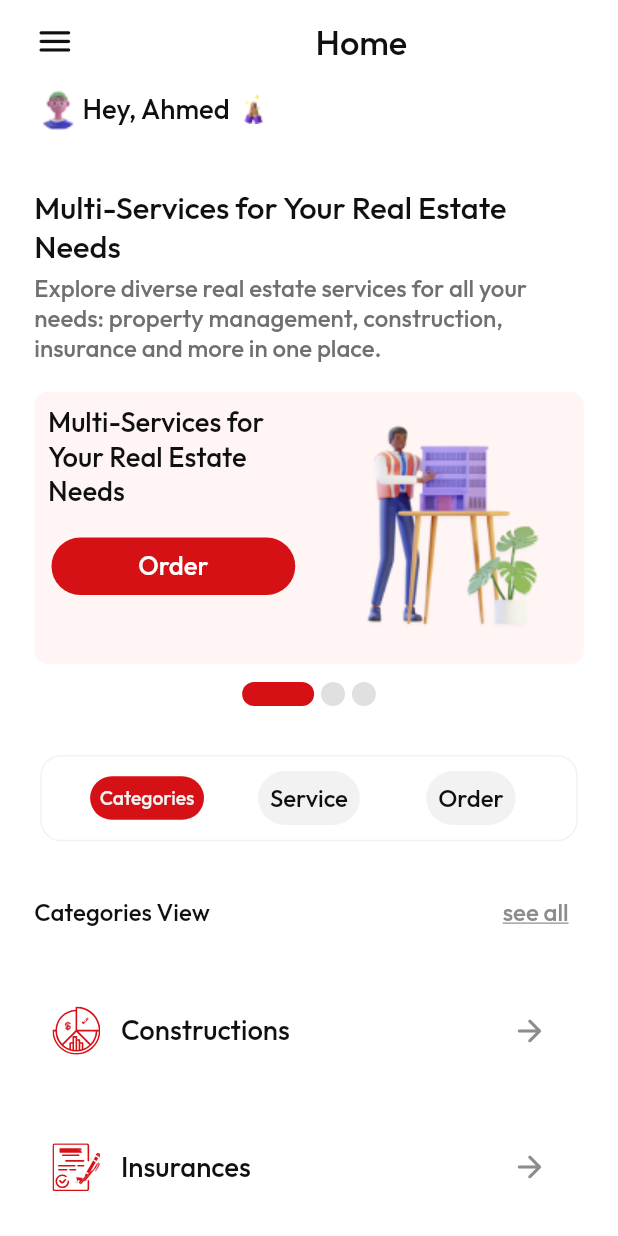
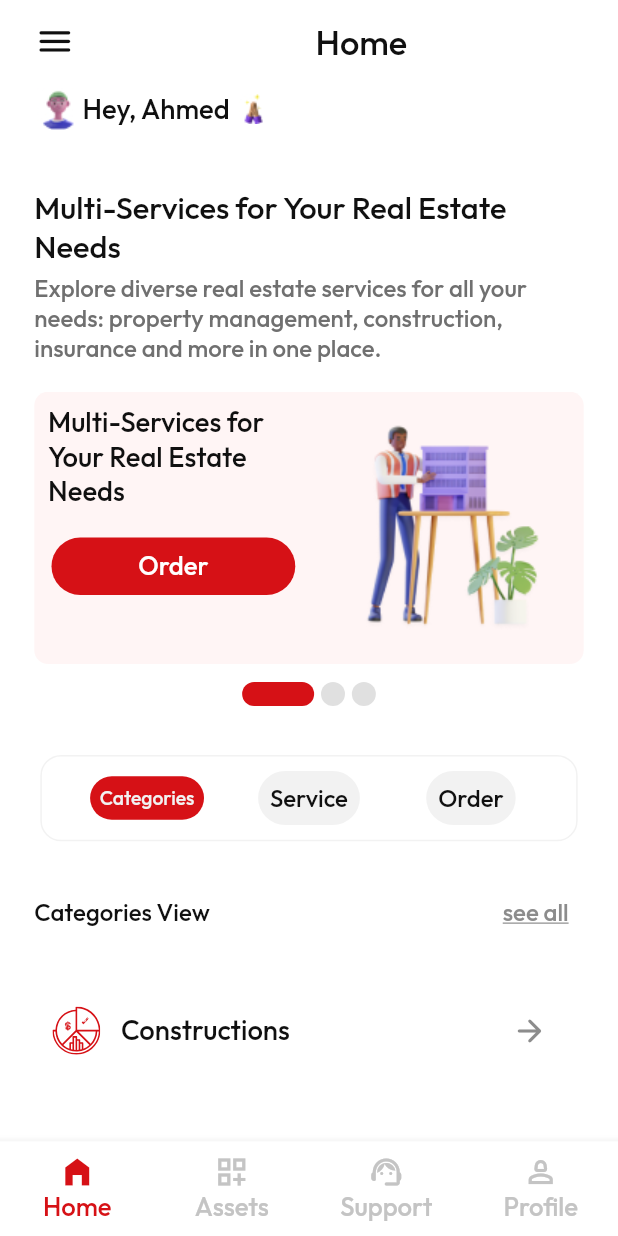
Before and after one commit to aliabdelmoaty/task, a Flutter app: the screen it shows after launch, on a phone screen of 412 x 824 dp. Run offline on Flutter 3.47's test engine with Material 2 defaults, Android fonts, the phone set to English and light mode, and no system bars; drawn by our look-alikes of smooth_page_indicator; our stand-ins replace flutter_screenutil, flutter_svg.

Commit message:
Design finished

```diff
--- a/lib/home/view/category_screen.dart
+++ b/lib/home/view/category_screen.dart
@@ -9,7 +9,9 @@ class CategoryScreen extends StatelessWidget {
 
   @override
   Widget build(BuildContext context) {
-    return Column(
+    return SingleChildScrollView(
+      physics: const NeverScrollableScrollPhysics(),
+      child: Column(
         children: [
           Row(
             children: [
@@ -35,7 +37,7 @@ class CategoryScreen extends StatelessWidget {
           SizedBox(
             height: 16.h,
           ),
-         ItemCardCategory(
+          const ItemCardCategory(
             assetName: Assets.imagesConstructions,
             text: 'Constructions',
           ),
@@ -68,6 +70,7 @@ class CategoryScreen extends StatelessWidget {
             text: 'Accounting Services',
           )
         ],
+      ),
     );
   }
 }
--- a/lib/home/view/custom_Tab_Bar.dart
+++ b/lib/home/view/custom_Tab_Bar.dart
@@ -28,7 +28,15 @@ class _CustomTabBarState extends State<CustomTabBar>
 
   @override
   Widget build(BuildContext context) {
-    return Column(
+    return SizedBox(
+      height: selectedChoice == 'Categories'
+          ? 470.h
+          : selectedChoice == 'Service'
+              ? 100.h
+              : selectedChoice == 'Order'
+                  ? 400.h
+                  : null,
+      child: Column(
         children: [
           Card(
             color: Colors.white,
@@ -89,14 +97,15 @@ class _CustomTabBarState extends State<CustomTabBar>
             child: TabBarView(
               physics: const NeverScrollableScrollPhysics(),
               controller: _tabController,
-            children: const [
-              CategoryScreen(),
-              Service(),
-              Order(),
+              children: [
+                SizedBox(height: 150.h, child: const CategoryScreen()),
+                const Service(),
+                const Order(),
               ],
             ),
           ),
         ],
+      ),
     );
   }
 
--- a/lib/home/view/home_screen.dart
+++ b/lib/home/view/home_screen.dart
@@ -1,4 +1,5 @@
 import 'package:flutter/material.dart';
+import 'package:flutter/services.dart';
 import 'package:flutter_screenutil/flutter_screenutil.dart';
 import 'package:task/home/view/home_screen_body.dart';
 
@@ -12,6 +13,8 @@ class HomeScreen extends StatelessWidget {
     return Scaffold(
       backgroundColor: Colors.white,
       appBar: AppBar(
+        systemOverlayStyle:
+            const SystemUiOverlayStyle(statusBarColor: Colors.white),
         backgroundColor: Colors.white,
         elevation: 0,
         actions: [
@@ -29,7 +32,52 @@ class HomeScreen extends StatelessWidget {
         ],
       ),
       body: const HomeScreenBody(),
-
+      bottomNavigationBar: const BottomNavBar(),
     );
   }
 }
+
+class BottomNavBar extends StatefulWidget {
+  const BottomNavBar({
+    super.key,
+  });
+  @override
+  State<BottomNavBar> createState() => _BottomNavBarState();
+}
+
+class _BottomNavBarState extends State<BottomNavBar> {
+  int _currentIndex = 0;
+
+  @override
+  Widget build(BuildContext context) {
+    return BottomNavigationBar(
+        currentIndex: _currentIndex,
+        onTap: (index) {
+          setState(() {
+            _currentIndex = index;
+          });
+        },
+        backgroundColor: Colors.white,
+        type: BottomNavigationBarType.fixed,
+        elevation: 5,
+        selectedItemColor: const Color(0xffD61116),
+        unselectedItemColor: const Color(0xffC4C4C4),
+        selectedLabelStyle: textStyleOutfit.copyWith(
+            fontSize: 15.sp,
+            fontWeight: FontWeight.w400,
+            color: const Color(0xffD61116)),
+        unselectedLabelStyle: textStyleOutfit.copyWith(
+            fontSize: 15.sp,
+            fontWeight: FontWeight.w400,
+            color: const Color(0xffC4C4C4)),
+        items: const [
+          BottomNavigationBarItem(icon: Icon(Icons.home_filled), label: 'Home'),
+          BottomNavigationBarItem(
+              icon: Icon(Icons.dashboard_customize_outlined), label: 'Assets'),
+          BottomNavigationBarItem(
+              icon: Icon(Icons.support_agent_rounded), label: 'Support'),
+          BottomNavigationBarItem(
+              icon: Icon(Icons.person_2_outlined), label: 'Profile'),
+        ]);
+  }
+}
--- a/lib/home/view/home_screen_body.dart
+++ b/lib/home/view/home_screen_body.dart
@@ -1,6 +1,5 @@
 import 'package:flutter/material.dart';
 import 'package:flutter_screenutil/flutter_screenutil.dart';
-import 'package:flutter_svg/flutter_svg.dart';
 import 'package:task/constants/assets.dart';
 import 'package:task/constants/constants.dart';
 import 'package:task/home/view/custom_Tab_Bar.dart';
@@ -60,7 +59,10 @@ class HomeScreenBody extends StatelessWidget {
             SizedBox(
               height: 24.h,
             ),
-            SizedBox(height: 470.h, child: const CustomTabBar()),
+            const CustomTabBar(),
+            SizedBox(
+              height: 16.h,
+            ),
           ])),
     );
   }
--- a/lib/home/view/order_screen.dart
+++ b/lib/home/view/order_screen.dart
@@ -9,7 +9,9 @@ class Order extends StatelessWidget {
 
   @override
   Widget build(BuildContext context) {
-    return Column(
+    return SingleChildScrollView(
+      physics: const NeverScrollableScrollPhysics(),
+      child: Column(
         children: [
           SvgPicture.asset(
             Assets.imagesEmptyState,
@@ -33,6 +35,7 @@ class Order extends StatelessWidget {
                 color: const Color(0xff707070)),
           )
         ],
+      ),
     );
   }
 }
--- a/lib/main.dart
+++ b/lib/main.dart
@@ -1,7 +1,8 @@
 import 'package:flutter/material.dart';
+import 'package:flutter/services.dart';
 import 'package:flutter_screenutil/flutter_screenutil.dart';
+import 'package:task/home/view/home_screen.dart';
 
-import 'home/view/home_screen.dart';
 // ignore: depend_on_referenced_packages
 
 void main() {
@@ -18,9 +19,14 @@ class MyApp extends StatelessWidget {
         minTextAdapt: true,
         splitScreenMode: true,
         builder: (_, child) {
-          return const MaterialApp(
+          SystemChrome.setSystemUIOverlayStyle(
+              const SystemUiOverlayStyle(statusBarColor: Colors.white));
+          return MaterialApp(
+
+            theme: ThemeData(scaffoldBackgroundColor: Colors.white,),
+
             debugShowCheckedModeBanner: false,
-            home: HomeScreen(),
+            home: const HomeScreen(),
           );
         });
   }
```
Also changed, not shown: lib/layout/view/layout_screen.dart (added). Lines whose indentation alone changed are shown as unchanged.
